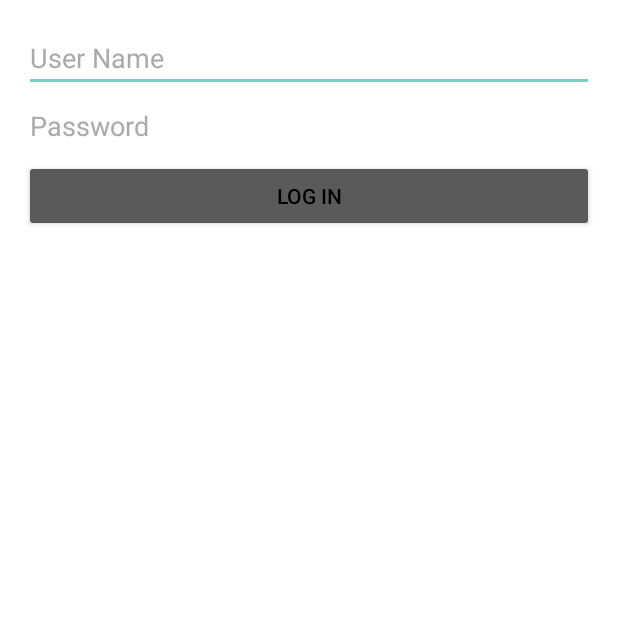
After one commit to banuk77/digital-identity, an Android app: the AuthActivity screen opened directly, with no data from a screen before it, on a phone screen of 412 x 824 dp, the top half of it. The commit adds this screen. Run offline under Robolectric (Android 15) with nearby library versions, the phone set to English and light mode, and no system bars.

Commit message:
some more

```diff
--- /dev/null
+++ b/app/src/main/java/com/fragilebytes/digitalidentity/AuthActivity.java
@@ -0,0 +1,20 @@
+package com.fragilebytes.digitalidentity;
+
+import android.content.Intent;
+import android.support.v7.app.AppCompatActivity;
+import android.os.Bundle;
+import android.view.View;
+
+public class AuthActivity extends AppCompatActivity {
+
+    @Override
+    protected void onCreate(Bundle savedInstanceState) {
+        super.onCreate(savedInstanceState);
+        setContentView(R.layout.activity_auth);
+    }
+
+    public void logIn(View view) {
+        startActivity(new Intent(this, DetailsActivity.class));
+        finish();
+    }
+}
--- /dev/null
+++ b/app/src/main/res/layout/activity_auth.xml
@@ -0,0 +1,33 @@
+<?xml version="1.0" encoding="utf-8"?>
+<LinearLayout xmlns:android="http://schemas.android.com/apk/res/android"
+    xmlns:tools="http://schemas.android.com/tools"
+    android:layout_width="match_parent"
+    android:layout_height="match_parent"
+    android:background="@android:color/white"
+    android:orientation="vertical"
+    android:padding="16dp"
+    tools:context="com.fragilebytes.digitalidentity.AuthActivity">
+
+    <EditText
+        android:layout_width="match_parent"
+        android:layout_height="wrap_content"
+        android:hint="User Name"
+        android:textColor="@android:color/black"
+        android:textColorHint="@android:color/darker_gray" />
+
+    <EditText
+        android:layout_width="match_parent"
+        android:layout_height="wrap_content"
+        android:hint="Password"
+        android:textColor="@android:color/black"
+        android:textColorHint="@android:color/darker_gray" />
+
+    <Button
+        android:layout_width="match_parent"
+        android:layout_height="wrap_content"
+        android:text="LOG IN"
+        android:textColor="@android:color/black"
+        android:textColorHint="@android:color/darker_gray"
+        android:onClick="logIn"/>
+
+</LinearLayout>
```
Also changed, not shown: app/src/main/AndroidManifest.xml (+17 -6 lines), app/src/main/java/com/fragilebytes/digitalidentity/DetailsActivity.java (added, +13 -0 lines), app/src/main/java/com/fragilebytes/digitalidentity/MainActivity.java (+18 -0 lines), app/src/main/java/com/fragilebytes/digitalidentity/RegistrationActivity.java (added, +21 -0 lines), app/src/main/res/layout/activity_details.xml (added, +10 -0 lines), app/src/main/res/layout/activity_registration.xml (added, +18 -0 lines), app/src/main/res/drawable-hdpi/lloyd_icon.jpg (added), app/src/main/res/drawable-mdpi/lloyd_icon.jpg (added), app/src/main/res/drawable-xhdpi/lloyd_icon.jpg (added), app/src/main/res/drawable-xxhdpi/lloyd_icon.jpg (added), app/src/main/res/drawable-xxxhdpi/lloyd_icon.jpg (added), 36 other files.
